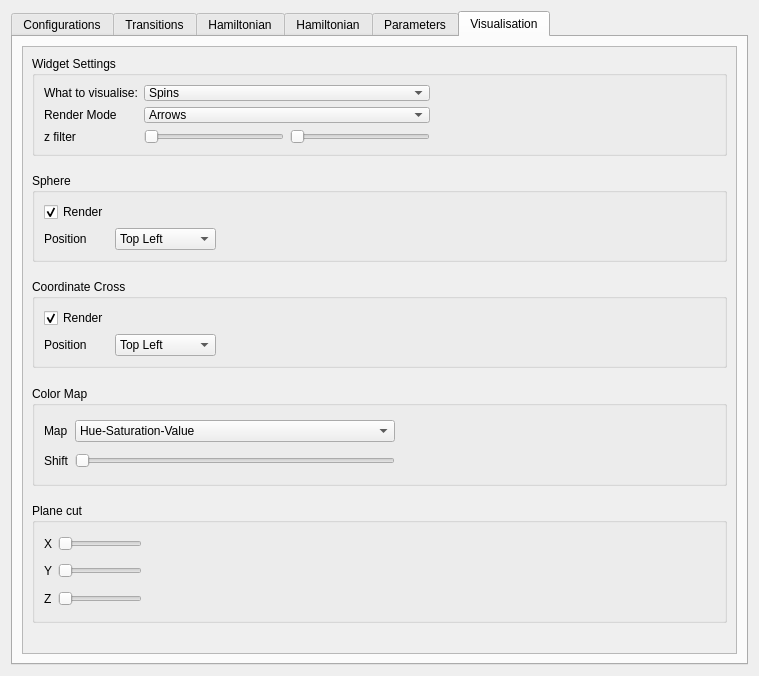
This is ui-qt/ui/SettingsWidget.ui in spirit-code/spirit as Qt 5 draws it before an edit. The edited form follows.
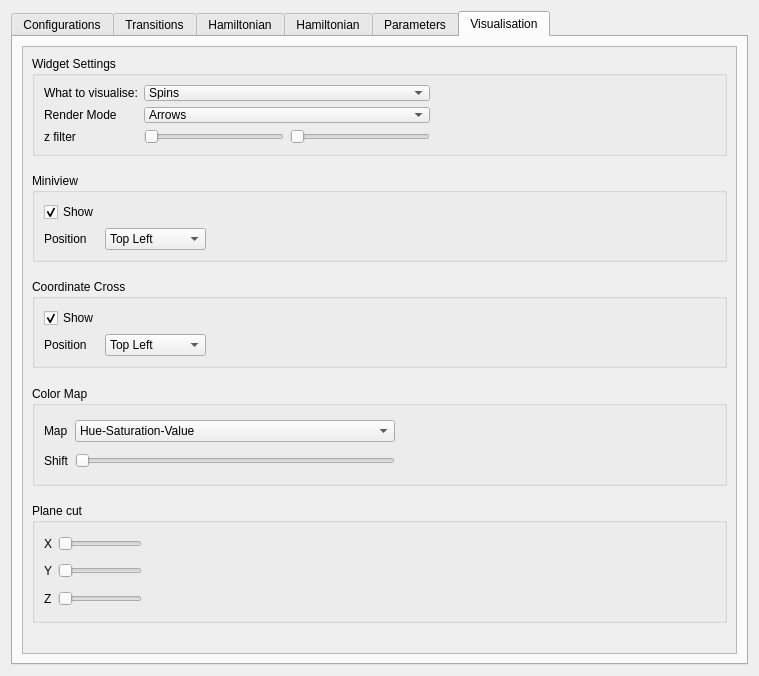
This is the edited form. The open tabs and pages were chosen to show the change.

Commit message: SettingWidget can now control several visualization settings

What changed in the file:
```diff
--- a/ui-qt/ui/SettingsWidget.ui
+++ b/ui-qt/ui/SettingsWidget.ui
@@ -3002,13 +3002,13 @@
            <item>
             <widget class="QGroupBox" name="groupBox_9">
              <property name="title">
-              <string>Sphere</string>
+              <string>Miniview</string>
              </property>
              <layout class="QGridLayout" name="gridLayout_55">
               <item row="0" column="0">
                <widget class="QCheckBox" name="checkBox_4">
                 <property name="text">
-                 <string>Render</string>
+                 <string>Show</string>
                 </property>
                 <property name="checked">
                  <bool>true</bool>
@@ -3094,7 +3094,7 @@
               <item row="0" column="0">
                <widget class="QCheckBox" name="checkBox_5">
                 <property name="text">
-                 <string>Render</string>
+                 <string>Show</string>
                 </property>
                 <property name="checked">
                  <bool>true</bool>
```
Left out of the diff: 16 changed lines with no effect on the pictures. The commit also changes 13 other files.
